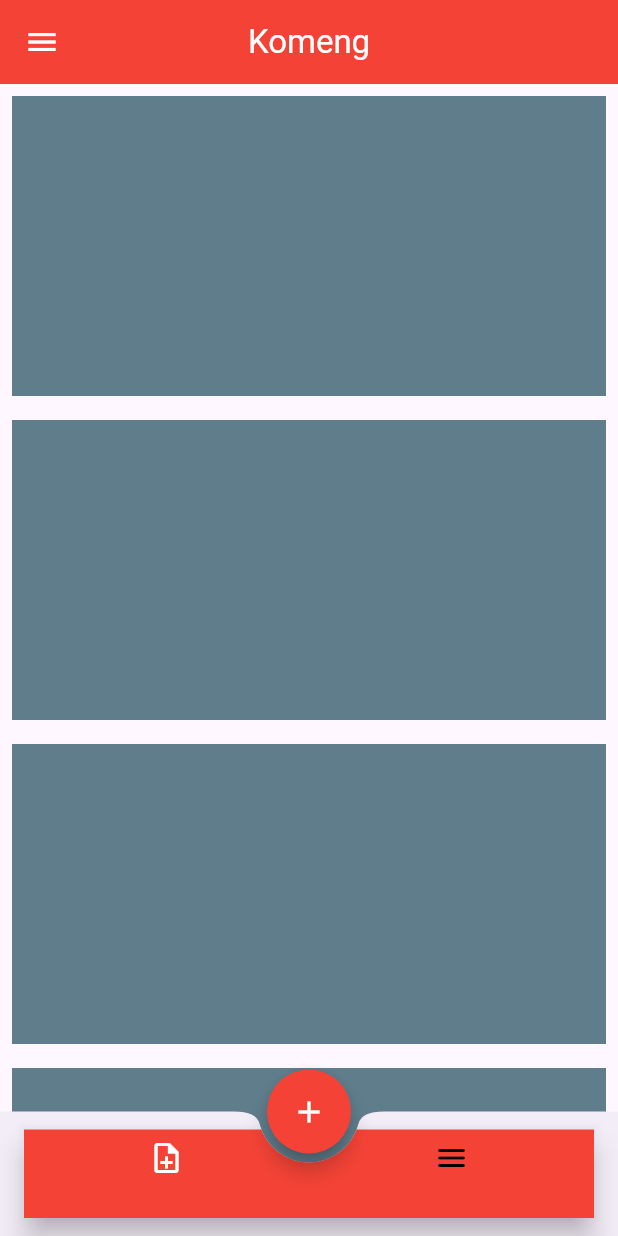
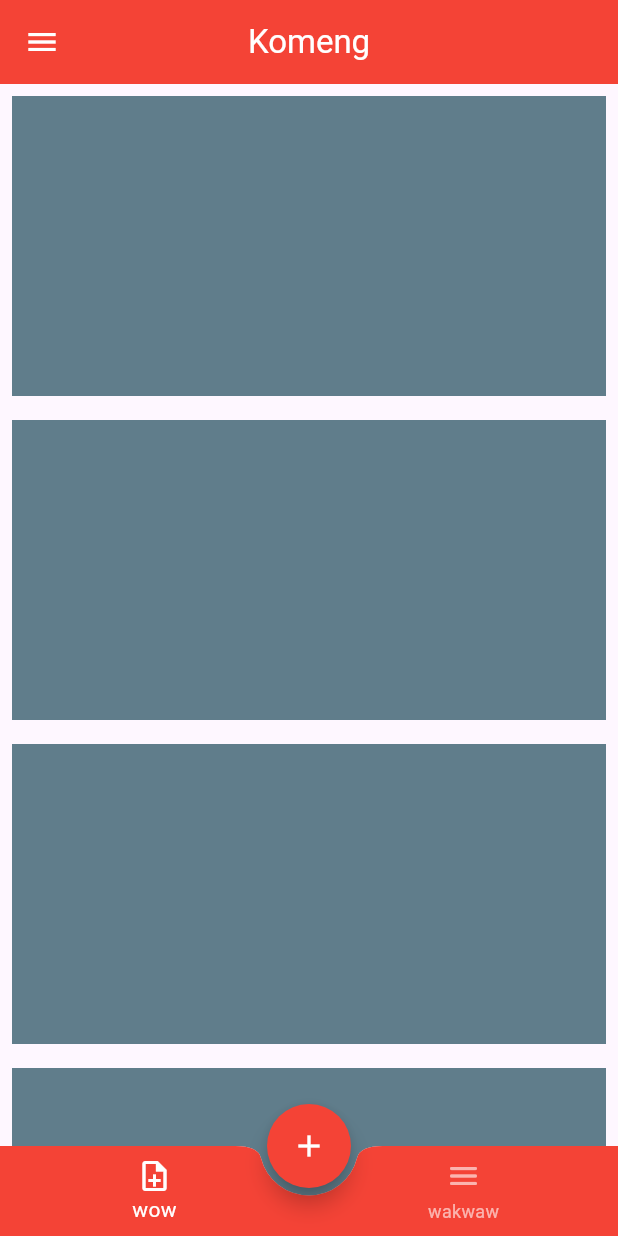
Before and after one commit to DescaMr/porto-project, a Flutter app: the screen it shows after launch, on a phone screen of 412 x 824 dp. Run offline on Flutter 3.47's test engine with Material 3 defaults, Android fonts, the phone set to English and light mode, and no system bars; our stand-ins replace animated_splash_screen.

Commit message:
fix bug bottomnavbar

```diff
--- a/lib/ui/home_screen.dart
+++ b/lib/ui/home_screen.dart
@@ -41,9 +41,10 @@ class _MyHomePageState extends State<MyHomePage> {
   BottomAppBar _navbar() {
     return BottomAppBar(
       shape: const CircularNotchedRectangle(),
-      notchMargin: 6.0,
-      // elevation: 0.5,
-      height: 83,
+      notchMargin: 5.0,
+      elevation: 0.5,
+      padding: EdgeInsets.all(0),
+      height: 60,
       clipBehavior: Clip.antiAlias,
       child: SizedBox(
         // height: kBottomNavigationBarHeight,
@@ -52,7 +53,7 @@ class _MyHomePageState extends State<MyHomePage> {
           backgroundColor: Colors.red,
           currentIndex: _selectedIndex,
           selectedItemColor: Colors.white,
-          unselectedItemColor: Colors.black,
+          unselectedItemColor: Colors.white.withOpacity(.60),
           onTap: (index) {
             setState(() {
               _selectedIndex = index;
@@ -62,11 +63,11 @@ class _MyHomePageState extends State<MyHomePage> {
           items: const [
             BottomNavigationBarItem(
               icon: Icon(Icons.note_add_outlined),
-              label: '',
+              label: 'wow',
             ),
             BottomNavigationBarItem(
               icon: Icon(Icons.menu_rounded),
-              label: '',
+              label: 'wakwaw',
             ),
           ],
         ),
--- a/pubspec.yaml
+++ b/pubspec.yaml
@@ -36,6 +36,7 @@ dependencies:
   # Use with the CupertinoIcons class for iOS style icons.
   cupertino_icons: ^1.0.6
   animated_splash_screen: ^1.3.0
+  # floating_bottom_navigation_bar: ^1.5.2
 
 dev_dependencies:
   flutter_test:
```
